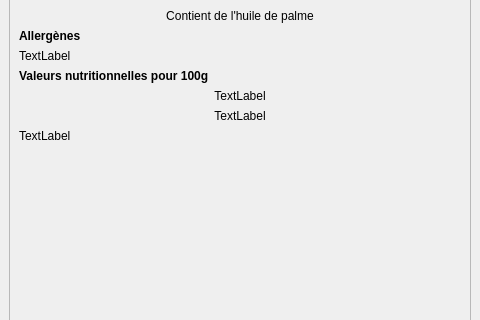
Above: views/product_details_window.ui from RoroTiti/OC_P5 before the change; both pictures show x 0 to 480 and y 110 to 430 of the 480 by 640 pixel window. Below: the same form after it.
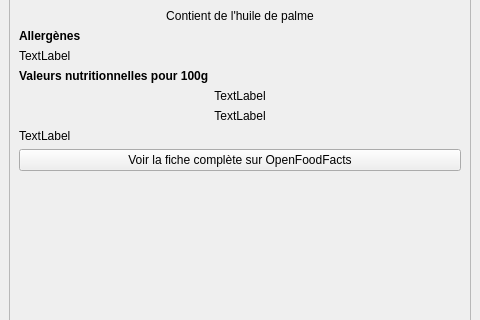
That is the form after the change.

Commit message: Button to open OFF details in web browser

```diff
--- a/views/product_details_window.ui
+++ b/views/product_details_window.ui
@@ -175,6 +175,13 @@
           </property>
          </widget>
         </item>
+        <item row="14" column="0">
+         <widget class="QPushButton" name="btn_openfoodfacts">
+          <property name="text">
+           <string>Voir la fiche complète sur OpenFoodFacts</string>
+          </property>
+         </widget>
+        </item>
        </layout>
       </widget>
      </widget>
```
The commit also changes 2 other files.
